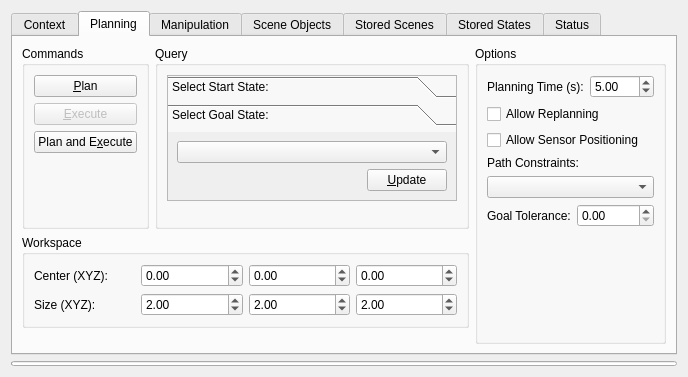
Qt form visualization/motion_planning_rviz_plugin/src/ui/motion_planning_rviz_plugin_frame.ui (ros-gbp/moveit_ros-release) before a commit.
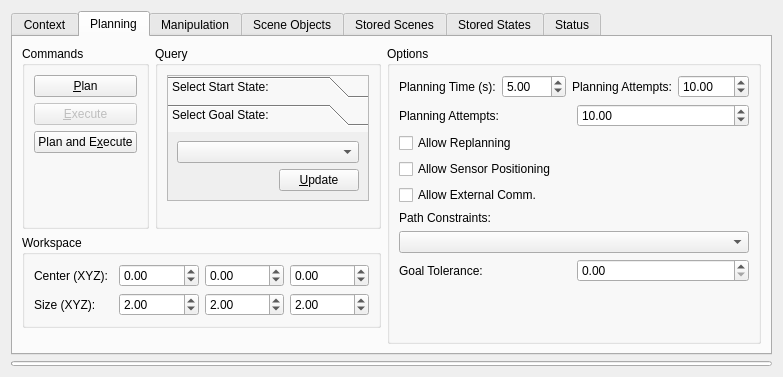
The same form after that commit.

Diff of the .ui file:
```diff
--- a/visualization/motion_planning_rviz_plugin/src/ui/motion_planning_rviz_plugin_frame.ui
+++ b/visualization/motion_planning_rviz_plugin/src/ui/motion_planning_rviz_plugin_frame.ui
@@ -589,6 +589,56 @@
               </property>
              </widget>
             </item>
+            <item>
+             <widget class="QLabel" name="label_10">
+              <property name="text">
+               <string>Planning Attempts:</string>
+              </property>
+             </widget>
+            </item>
+            <item>
+             <widget class="QDoubleSpinBox" name="planning_attempts">
+              <property name="sizePolicy">
+               <sizepolicy hsizetype="Minimum" vsizetype="Fixed">
+                <horstretch>0</horstretch>
+                <verstretch>0</verstretch>
+               </sizepolicy>
+              </property>
+              <property name="maximum">
+               <number>1000</number>
+              </property>
+              <property name="value">
+               <number>10</number>
+              </property>
+             </widget>
+            </item>
+           </layout>
+          </item>
+          <item>
+           <layout class="QHBoxLayout" name="horizontalLayout_4">
+            <item>
+             <widget class="QLabel" name="label_10">
+              <property name="text">
+               <string>Planning Attempts:</string>
+              </property>
+             </widget>
+            </item>
+            <item>
+             <widget class="QDoubleSpinBox" name="planning_attempts">
+              <property name="sizePolicy">
+               <sizepolicy hsizetype="Minimum" vsizetype="Fixed">
+                <horstretch>0</horstretch>
+                <verstretch>0</verstretch>
+               </sizepolicy>
+              </property>
+              <property name="maximum">
+               <number>1000</number>
+              </property>
+              <property name="value">
+               <number>10</number>
+               </property>
+             </widget>
+            </item>
            </layout>
           </item>
           <item>
@@ -611,6 +661,16 @@
             </property>
            </widget>
           </item>
+          <item>
+           <widget class="QCheckBox" name="allow_external_program">
+            <property name="text">
+             <string>Allow External Comm.</string>
+            </property>
+            <property name="checked">
+             <bool>false</bool>
+            </property>
+           </widget>
+          </item>
           <item>
            <widget class="QLabel" name="label_5">
             <property name="text">
```
